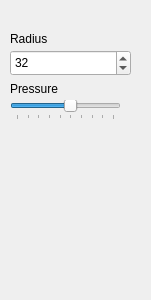
Old version of the form src/toolSettings/smudgesettingswidget.ui in the repository PhotoFlare/photoflare.
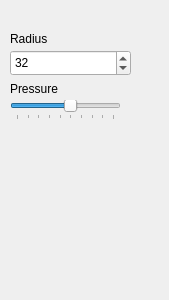
New version of the form.

Commit message: Fix layout of toolsettings for top spacing

```diff
--- a/src/toolSettings/smudgesettingswidget.ui
+++ b/src/toolSettings/smudgesettingswidget.ui
@@ -6,7 +6,7 @@
    <rect>
     <x>0</x>
     <y>0</y>
-    <width>151</width>
+    <width>169</width>
     <height>300</height>
    </rect>
   </property>
@@ -83,6 +83,21 @@
     <number>32</number>
    </property>
   </widget>
+  <widget class="QWidget" name="verticalLayoutWidget">
+   <property name="geometry">
+    <rect>
+     <x>0</x>
+     <y>10</y>
+     <width>160</width>
+     <height>16</height>
+    </rect>
+   </property>
+   <layout class="QVBoxLayout" name="verticalLayout_3">
+    <property name="topMargin">
+     <number>10</number>
+    </property>
+   </layout>
+  </widget>
  </widget>
  <resources/>
  <connections/>
```
The commit also changes 8 other files.
